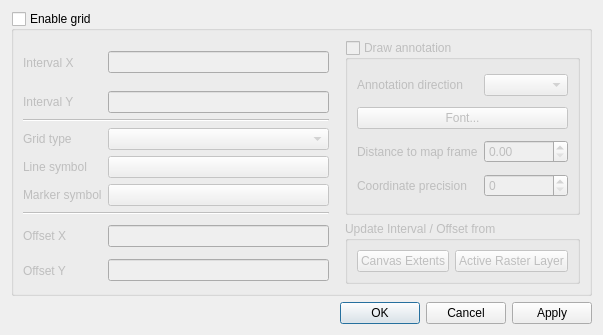
qgis/QGIS, file src/ui/qgsdecorationgriddialog.ui: the form before one commit.
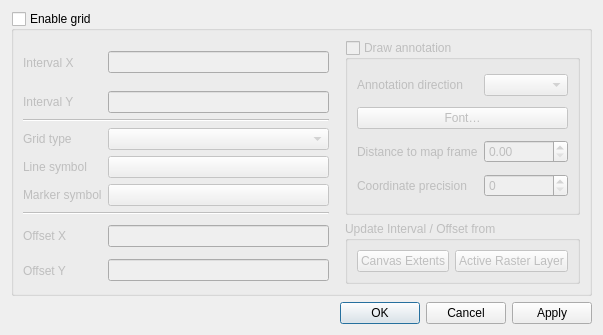
The form after the commit.

Patch:
```diff
--- a/src/ui/qgsdecorationgriddialog.ui
+++ b/src/ui/qgsdecorationgriddialog.ui
@@ -66,7 +66,7 @@
          <item row="1" column="0" colspan="2">
           <widget class="QPushButton" name="mAnnotationFontButton">
            <property name="text">
-            <string>Font...</string>
+            <string>Font…</string>
            </property>
           </widget>
          </item>
```
